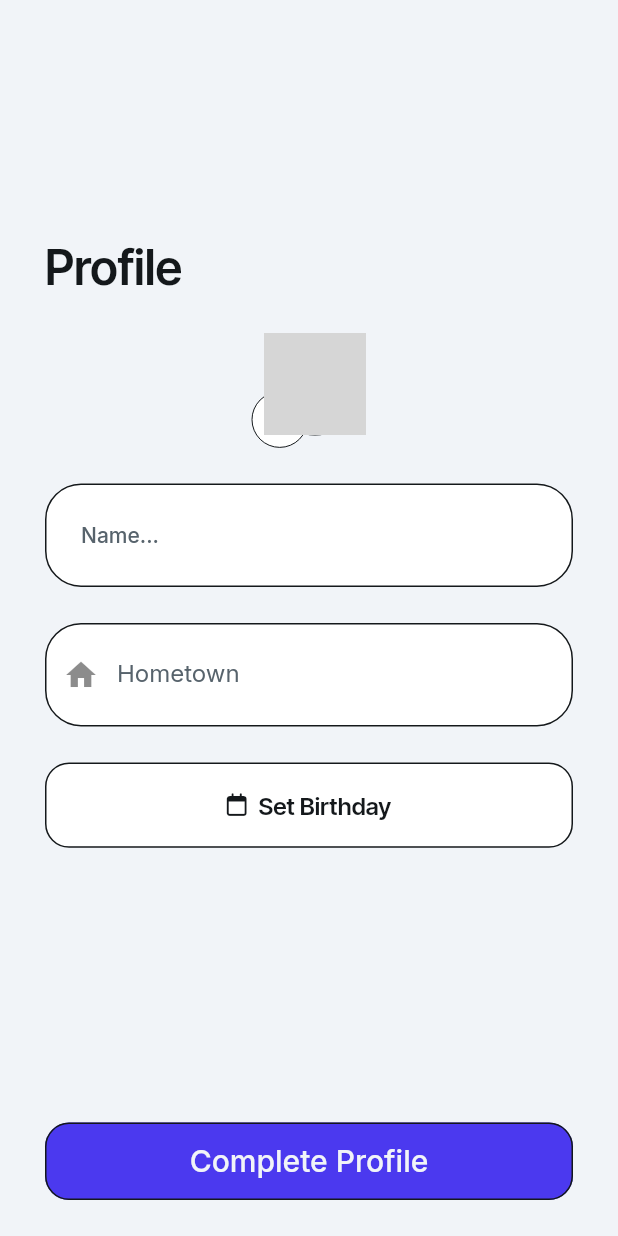
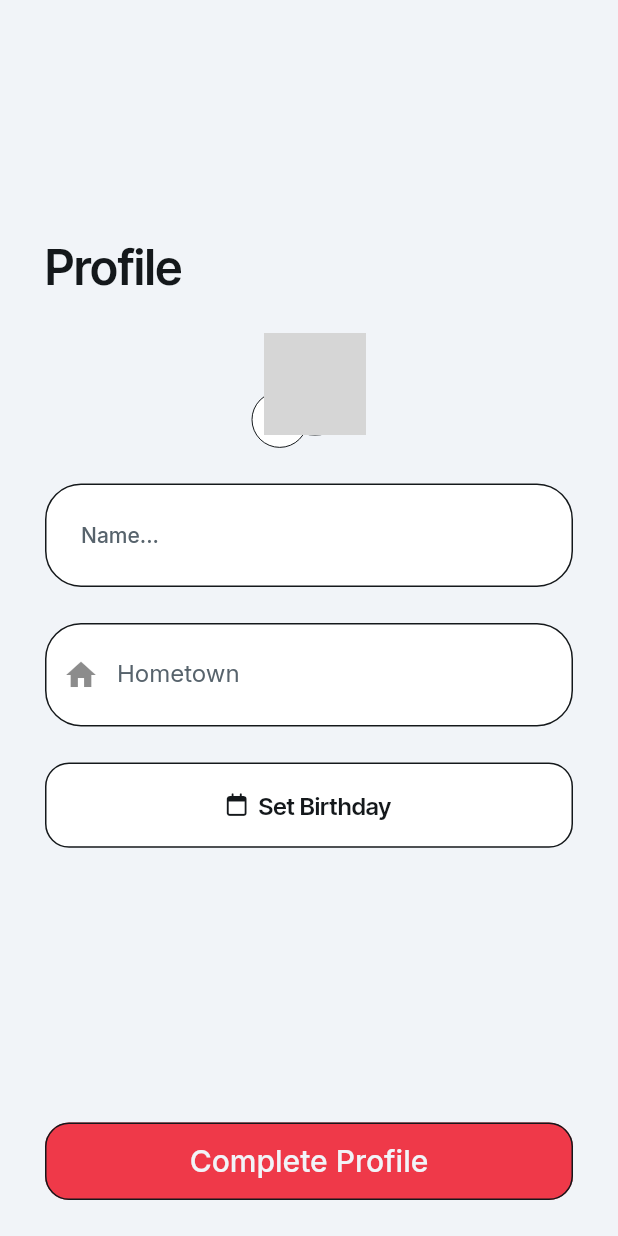
Before and after one commit to sophia-della-selva/TodoApp-FlutterFlow, a Flutter app: the OnboardingWidget screen opened by its route, on a phone screen of 412 x 824 dp. Run offline on Flutter 3.47's test engine with Material 3 defaults, Android fonts, the phone set to English and light mode, and no system bars; drawn by our look-alikes of auto_size_text; our stand-ins replace cloud_firestore, easy_debounce, file_picker, firebase_auth, firebase_core, firebase_storage and 12 more; missing offline and left inert: json_path, mime_type; accounts and stored records are empty; network calls fail; grey boxes are pictures that could not be loaded.

Commit message:
Changed update profile color to red

```diff
--- a/lib/onboarding/onboarding_widget.dart
+++ b/lib/onboarding/onboarding_widget.dart
@@ -588,7 +588,7 @@ class _OnboardingWidgetState extends State<OnboardingWidget> {
                             16.0, 0.0, 16.0, 0.0),
                         iconPadding:
                             EdgeInsetsDirectional.fromSTEB(0.0, 0.0, 0.0, 0.0),
-                        color: FlutterFlowTheme.of(context).primary,
+                        color: Color(0xFFEF3949),
                         textStyle:
                             FlutterFlowTheme.of(context).labelMedium.override(
                                   font: GoogleFonts.inter(
```
